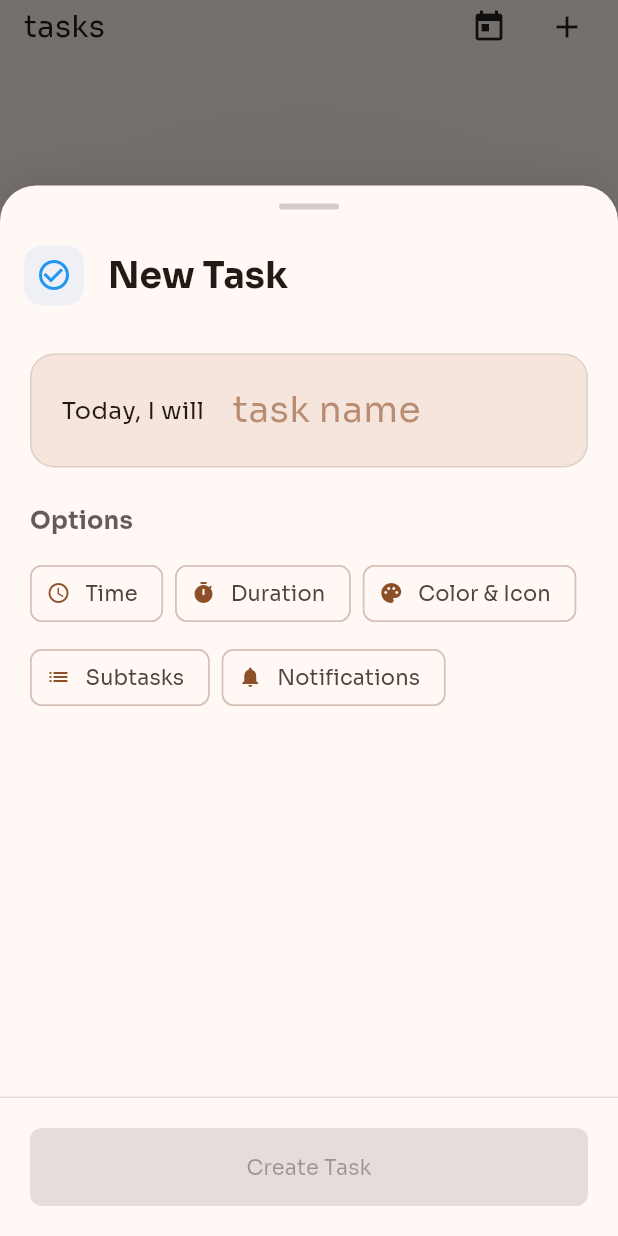
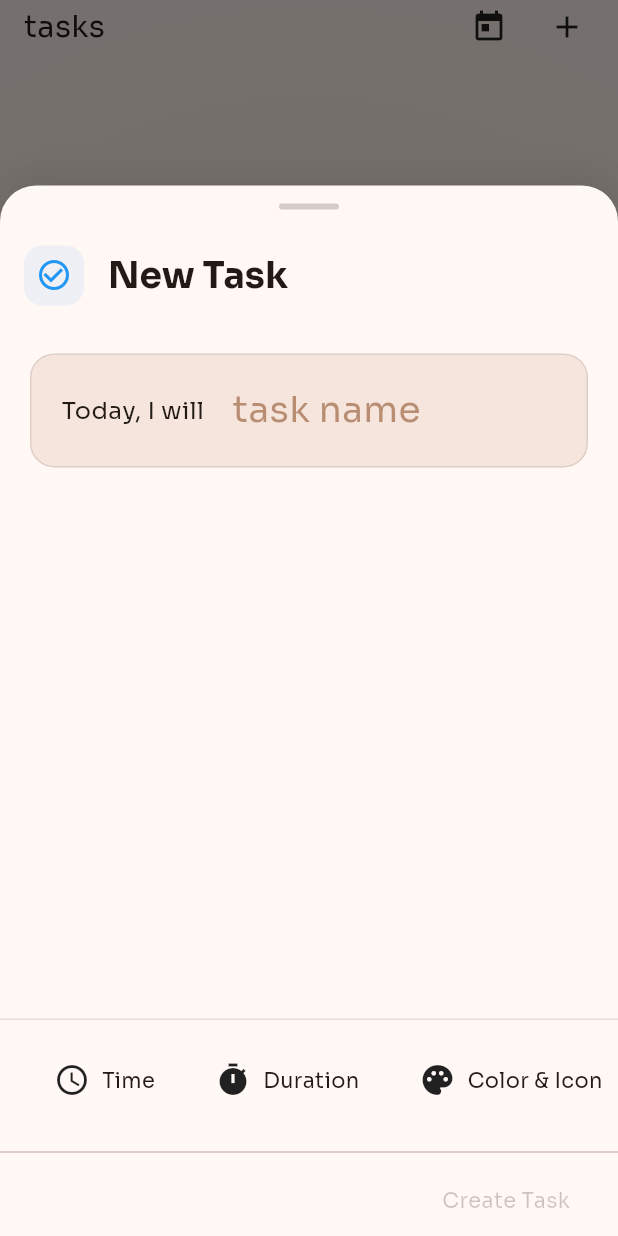
Before and after one commit to ericmaciared/anchor, a Flutter app: the screen it shows after launch, item 3 of the bottom bar chosen, after a tap on the "add" icon, on a phone screen of 412 x 824 dp. Run offline on Flutter 3.47's test engine with Material 3 defaults, Android fonts, the light colour scheme and no system bars; drawn by our look-alikes of table_calendar; our stand-ins replace confetti, csv, flutter_colorpicker, flutter_local_notifications, flutter_markdown, flutter_riverpod and 4 more; missing offline and left inert: day_night_time_picker, liquid_glass_renderer; accounts and stored records are empty.

Commit message:
wip, fixing buttons and adding remainder of todos

```diff
--- a/lib/features/tasks/presentation/widgets/task_actions/footer_actions.dart
+++ b/lib/features/tasks/presentation/widgets/task_actions/footer_actions.dart
@@ -1,4 +1,6 @@
 import 'package:anchor/core/services/haptic_feedback_service.dart';
+import 'package:anchor/core/utils/context_extensions.dart';
+import 'package:anchor/core/widgets/adaptive_button_widget.dart';
 import 'package:flutter/material.dart';
 
 class FooterActions extends StatelessWidget {
@@ -18,30 +20,33 @@ class FooterActions extends StatelessWidget {
   @override
   Widget build(BuildContext context) {
     return Row(
+      mainAxisAlignment: isEdit ? MainAxisAlignment.spaceBetween : MainAxisAlignment.end,
       children: [
         if (isEdit)
-          Padding(
-            padding: const EdgeInsets.only(right: 12),
-            child: TextButton(
+          AdaptiveButtonWidget(
+            padding: const EdgeInsets.symmetric(horizontal: 16, vertical: 12),
+            height: 48,
             onPressed: () {
               HapticService.heavy(); // Heavy feedback for delete action
               onDelete();
             },
-              child: Text('Delete', style: TextStyle(color: Theme.of(context).colorScheme.error)),
+            child: Text('Delete', style: TextStyle(color: context.colors.error)),
           ),
-          ),
-        Expanded(
-          child: ElevatedButton(
-            style: ElevatedButton.styleFrom(
-              backgroundColor: isSaveEnabled ? null : Theme.of(context).colorScheme.onSurface.withAlpha(100),
-            ),
+        AdaptiveButtonWidget(
+          padding: const EdgeInsets.symmetric(horizontal: 16, vertical: 12),
+          height: 48,
           onPressed: isSaveEnabled
               ? () {
                   HapticService.success(); // Success feedback for save action
                   onSave();
                 }
               : null,
-            child: Text(isEdit ? 'Save Changes' : 'Create Task'),
+          enabled: isSaveEnabled,
+          child: Text(
+            isEdit ? 'Save Changes' : 'Create Task',
+            style: TextStyle(
+              color: isSaveEnabled ? context.colors.onSurface : context.colors.onSurface.withAlpha(100),
+            ),
           ),
         ),
       ],
--- a/lib/features/tasks/presentation/widgets/task_actions/task_actions_modal.dart
+++ b/lib/features/tasks/presentation/widgets/task_actions/task_actions_modal.dart
@@ -159,12 +159,6 @@ class _TaskActionsModalState extends State<TaskActionsModal> {
 
                     const SizedBox(height: 24),
 
-                    // Options chips
-                    TaskOptionsChips(
-                      expandedSections: _expandedSections,
-                      onToggleSection: _toggleSection,
-                    ),
-
                     // Expandable sections
                     ExpandableSection(
                       isExpanded: _expandedSections['color']!,
@@ -200,7 +194,13 @@ class _TaskActionsModalState extends State<TaskActionsModal> {
                 ),
               ),
 
-              // Footer
+              // Options chips
+              TaskOptionsChips(
+                expandedSections: _expandedSections,
+                onToggleSection: _toggleSection,
+              ),
+              const SizedBox(height: 16),
+              const Divider(), // Footer
               TaskModalFooter(
                 task: _task,
                 isEdit: isEdit,
--- a/lib/features/tasks/presentation/widgets/task_actions/task_color_icon_section_widget.dart
+++ b/lib/features/tasks/presentation/widgets/task_actions/task_color_icon_section_widget.dart
@@ -1,4 +1,5 @@
 import 'package:anchor/core/services/haptic_feedback_service.dart';
+import 'package:anchor/core/utils/context_extensions.dart';
 import 'package:anchor/features/tasks/domain/entities/task_model.dart';
 import 'package:anchor/features/tasks/presentation/widgets/task_actions/color_picker.dart';
 import 'package:anchor/features/tasks/presentation/widgets/task_actions/icon_picker.dart';
@@ -44,9 +45,7 @@ class TaskColorIconSection extends StatelessWidget {
           children: [
             Text(
               'Icon',
-              style: Theme.of(context).textTheme.titleMedium!.copyWith(
-                    color: Theme.of(context).colorScheme.onSurface.withAlpha(180),
-                  ),
+              style: context.textStyles.titleMedium,
             ),
             const SizedBox(height: 8),
             GestureDetector(
--- a/lib/features/tasks/presentation/widgets/task_actions/task_modal_footer_widget.dart
+++ b/lib/features/tasks/presentation/widgets/task_actions/task_modal_footer_widget.dart
@@ -71,16 +71,8 @@ class TaskModalFooter extends StatelessWidget {
 
   @override
   Widget build(BuildContext context) {
-    return Container(
-      padding: const EdgeInsets.all(20),
-      decoration: BoxDecoration(
-        color: Theme.of(context).scaffoldBackgroundColor,
-        border: Border(
-          top: BorderSide(
-            color: Theme.of(context).colorScheme.outline.withAlpha(50),
-          ),
-        ),
-      ),
+    return Padding(
+      padding: const EdgeInsets.symmetric(horizontal: 16),
       child: FooterActions(
         isEdit: isEdit,
         isSaveEnabled: task.title.trim().isNotEmpty,
--- a/lib/features/tasks/presentation/widgets/task_actions/task_options_chips_widget.dart
+++ b/lib/features/tasks/presentation/widgets/task_actions/task_options_chips_widget.dart
@@ -1,4 +1,6 @@
 import 'package:anchor/core/services/haptic_feedback_service.dart';
+import 'package:anchor/core/utils/context_extensions.dart';
+import 'package:anchor/core/widgets/adaptive_button_widget.dart';
 import 'package:flutter/material.dart';
 
 class TaskOptionsChips extends StatelessWidget {
@@ -19,69 +21,85 @@ class TaskOptionsChips extends StatelessWidget {
   }) {
     final isActive = expandedSections[section]!;
 
-    return FilterChip(
-      label: Text(label),
-      avatar: Icon(icon, size: 16),
-      selected: isActive,
-      onSelected: (_) {
+    return AdaptiveButtonWidget(
+        padding: EdgeInsets.symmetric(horizontal: 16, vertical: 8),
+        primaryColor: isActive ? context.colors.primary.withAlpha(150) : null,
+        onPressed: () {
           HapticService.medium(); // Medium feedback for section toggle
           onToggleSection(section);
         },
-      selectedColor: Theme.of(context).colorScheme.primary.withAlpha(50),
-      checkmarkColor: Theme.of(context).colorScheme.primary,
-    );
+        child: Row(
+          mainAxisSize: MainAxisSize.min,
+          mainAxisAlignment: MainAxisAlignment.start,
+          children: [
+            Icon(icon),
+            const SizedBox(width: 8),
+            Text(label),
+          ],
+        ));
   }
 
   @override
   Widget build(BuildContext context) {
-    return Column(
-      crossAxisAlignment: CrossAxisAlignment.start,
-      children: [
-        Text(
-          'Options',
-          style: Theme.of(context).textTheme.titleMedium!.copyWith(
-                fontWeight: FontWeight.w600,
-                color: Theme.of(context).colorScheme.onSurface.withAlpha(180),
+    return Container(
+      decoration: BoxDecoration(
+        color: Theme.of(context).scaffoldBackgroundColor,
+        border: Border(
+          top: BorderSide(
+            color: Theme.of(context).colorScheme.outline.withAlpha(50),
           ),
         ),
-        const SizedBox(height: 12),
-        Wrap(
-          spacing: 8,
-          runSpacing: 8,
+      ),
+      child: Padding(
+        padding: const EdgeInsets.only(top: 16.0),
+        child: SizedBox(
+          height: 48, // Fixed height for the scrollable row
+          child: SingleChildScrollView(
+            scrollDirection: Axis.horizontal,
+            padding: const EdgeInsets.symmetric(horizontal: 4),
+            child: Row(
               children: [
+                const SizedBox(width: 16),
                 _buildOptionChip(
                   label: 'Time',
                   section: 'time',
                   icon: Icons.access_time,
                   context: context,
                 ),
+                const SizedBox(width: 8),
                 _buildOptionChip(
                   label: 'Duration',
                   section: 'duration',
                   icon: Icons.timer,
                   context: context,
                 ),
+                const SizedBox(width: 8),
                 _buildOptionChip(
                   label: 'Color & Icon',
                   section: 'color',
                   icon: Icons.palette,
                   context: context,
                 ),
+                const SizedBox(width: 8),
                 _buildOptionChip(
                   label: 'Subtasks',
                   section: 'subtasks',
                   icon: Icons.list,
                   context: context,
                 ),
+                const SizedBox(width: 8),
                 _buildOptionChip(
                   label: 'Notifications',
                   section: 'notifications',
                   icon: Icons.notifications,
                   context: context,
                 ),
+                const SizedBox(width: 16),
               ],
             ),
-      ],
+          ),
+        ),
+      ),
     );
   }
 }
```
Also changed, not shown: lib/features/habits/presentation/widgets/habit_card.dart (+7 -11 lines), lib/features/shared/widgets/duration_input.dart (+22 -9 lines), lib/features/tasks/presentation/widgets/task_actions/color_picker.dart (+24 -13 lines), lib/features/tasks/presentation/widgets/task_actions/notification_configurator.dart (+8 -6 lines), lib/features/tasks/presentation/widgets/task_actions/subtask_editor.dart (+16 -4 lines), lib/features/tasks/presentation/widgets/task_card/minimal_task_card.dart (+6 -7 lines), lib/features/tasks/presentation/widgets/task_card/subtask_list.dart (+4 -3 lines), lib/features/tasks/presentation/widgets/task_card/task_card.dart (+15 -14 lines), lib/features/tasks/presentation/widgets/task_card/task_expanded_actions.dart (+6 -3 lines), lib/features/tasks/presentation/widgets/task_card/task_header_row.dart (+10 -23 lines). Lines whose indentation alone changed are shown as unchanged.
